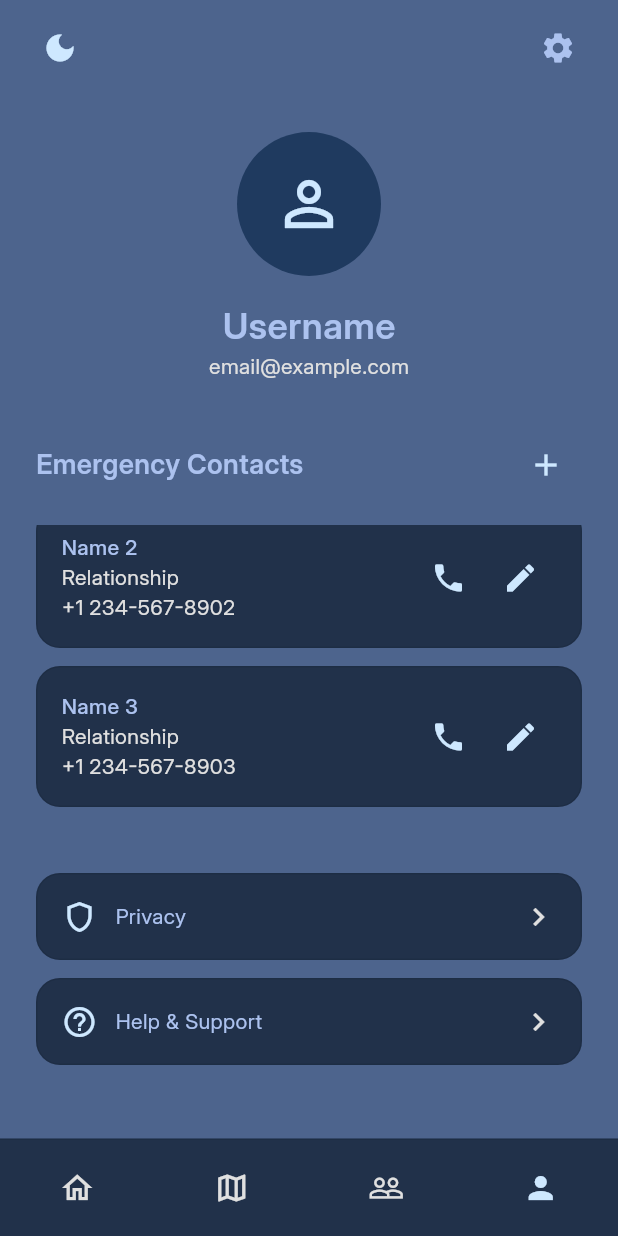
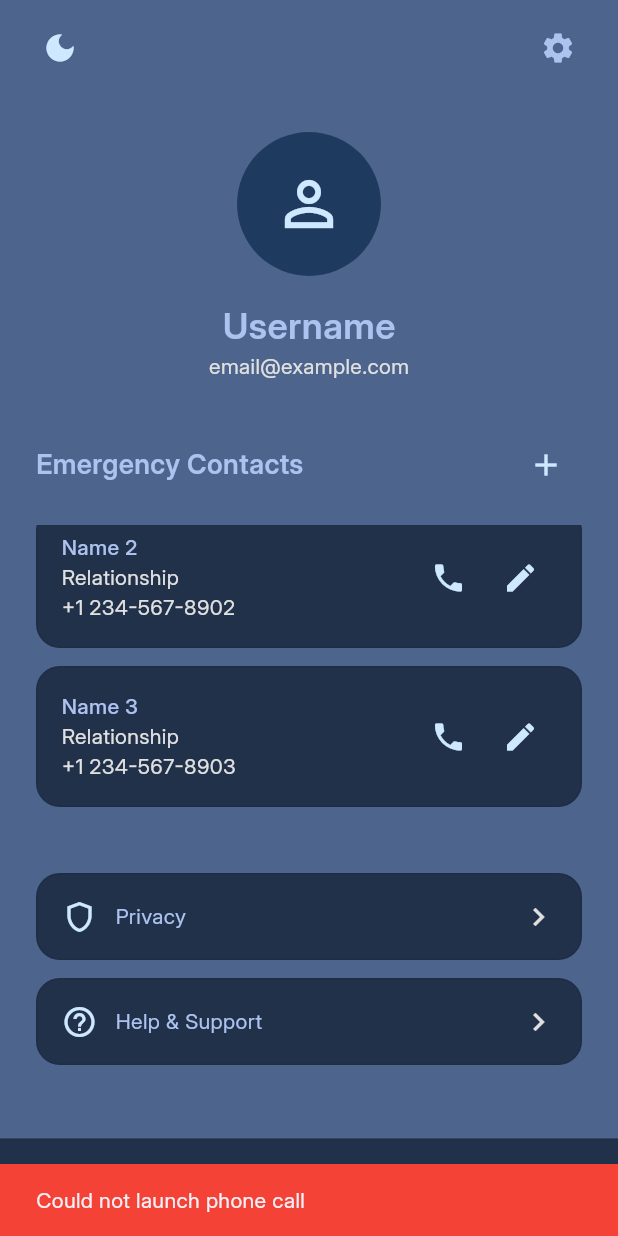
Before and after one commit to EnRui11/MY_DPAR, a Flutter app: the ProfileScreen screen opened directly, scrolled down 118 dp, after a tap on the "phone" icon, on a phone screen of 412 x 824 dp. Run offline on Flutter 3.47's test engine with Material 3 defaults, Android fonts, the phone set to English and light mode, and no system bars; our stand-ins replace flutter_map, geocoding, geolocator, image_picker, latlong2, vibration.

Commit message:
Phone Call Function
Implement Phone Call Function In Profile Interfece and SOS Emergency Interface

```diff
--- a/lib/screens/profile_screen.dart
+++ b/lib/screens/profile_screen.dart
@@ -4,6 +4,7 @@ import 'package:mydpar/theme/theme_provider.dart';
 import 'package:mydpar/screens/home_screen.dart';
 import 'package:mydpar/screens/map_screen.dart';
 import 'package:mydpar/screens/community_screen.dart';
+import 'package:url_launcher/url_launcher.dart';
 
 class ProfileScreen extends StatelessWidget {
   const ProfileScreen({super.key});
@@ -97,7 +98,7 @@ class ProfileScreen extends StatelessWidget {
 
   Widget _buildEmergencyContactsSection(BuildContext context, dynamic colors) {
     const contacts = [
-      ContactItem('Name 1', 'Relationship', '+1 234-567-8901'),
+      ContactItem('Khoo JC', 'Relationship', '+60 12-756 1683'),
       ContactItem('Name 2', 'Relationship', '+1 234-567-8902'),
       ContactItem('Name 3', 'Relationship', '+1 234-567-8903'),
     ];
@@ -182,8 +183,23 @@ class ProfileScreen extends StatelessWidget {
             children: [
               IconButton(
                 icon: Icon(Icons.phone, color: colors.accent200),
-                onPressed: () {
-                  // TODO: Implement phone call functionality
+                onPressed: () async {
+                  final Uri phoneUri = Uri(
+                    scheme: 'tel',
+                    path: phone.replaceAll(RegExp(r'[^\d+]'), ''),
+                  );
+                  if (await canLaunchUrl(phoneUri)) {
+                    await launchUrl(phoneUri);
+                  } else {
+                    if (context.mounted) {
+                      ScaffoldMessenger.of(context).showSnackBar(
+                        const SnackBar(
+                          content: Text('Could not launch phone call'),
+                          backgroundColor: Colors.red,
+                        ),
+                      );
+                    }
+                  }
                 },
               ),
               IconButton(
--- a/pubspec.yaml
+++ b/pubspec.yaml
@@ -37,6 +37,7 @@ dependencies:
   provider: ^6.1.2
   image_picker: ^1.1.2
   vibration: ^1.8.1
+  url_launcher: ^6.3.1
 
 
   # The following adds the Cupertino Icons font to your application.
```
Also changed, not shown: lib/screens/sos_emergency_screen.dart (+19 -4 lines), pubspec.lock, 1 other file.
